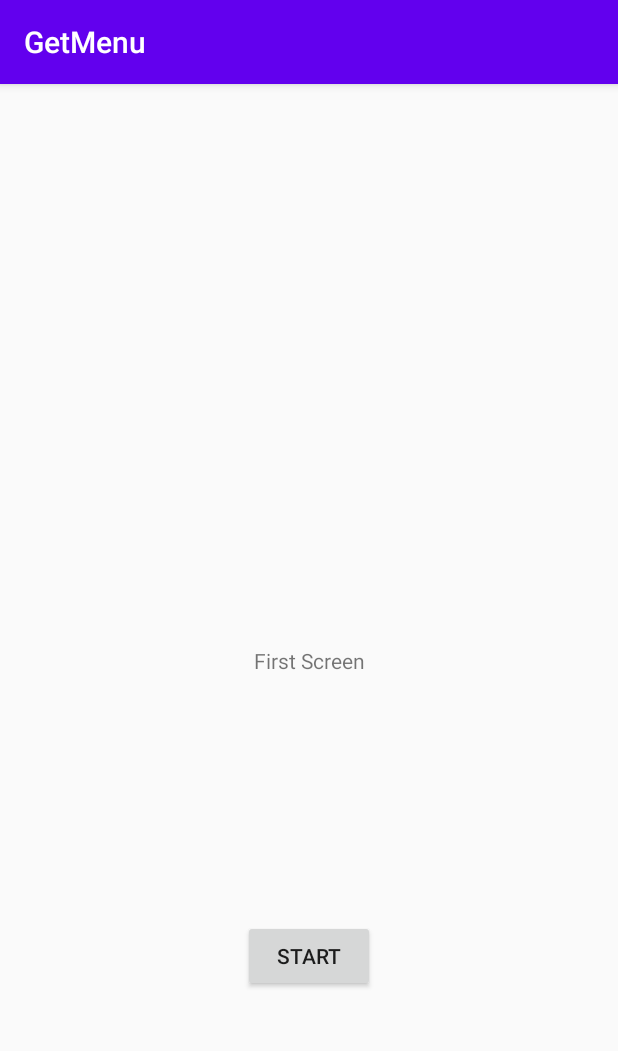
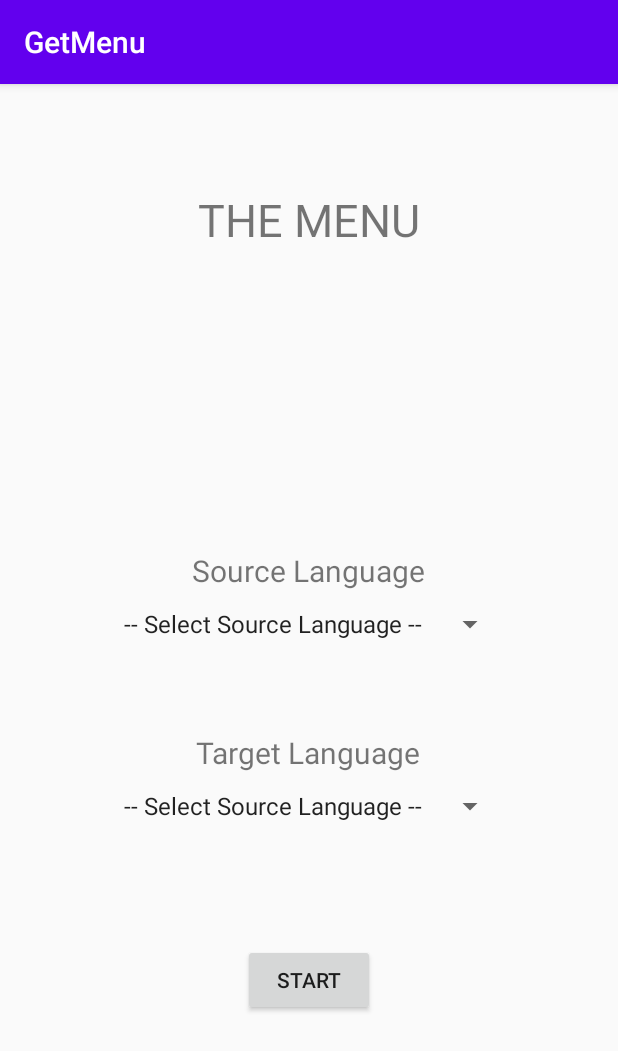
Before and after one commit to Shin-Hansol/TheMenu, an Android app: the screen it shows after launch (MainActivity), on a phone screen of 412 x 824 dp. Shown: the top 1051 px of the screen. Run offline under Robolectric (Android 15) with nearby library versions, the phone set to English and light mode, and no system bars.

Commit message:
Add language selection

```diff
--- a/android/app/src/main/java/com/example/getmenu/MainActivity.java
+++ b/android/app/src/main/java/com/example/getmenu/MainActivity.java
@@ -8,10 +8,17 @@ import androidx.core.content.ContextCompat;
 import androidx.appcompat.app.AppCompatActivity;
 import android.os.Bundle;
 import android.view.View;
+import android.widget.AdapterView;
+import android.widget.ArrayAdapter;
 import android.widget.Button;
+import android.widget.Spinner;
 import android.widget.Toast;
 
 public class MainActivity extends AppCompatActivity {
+    private Spinner srcSpinner, dstSpinner;
+    private String srcLang, dstLang;
+    private ArrayAdapter<String> srcAdapter, dstAdapter;
+    private String[] srcItems, dstItems;
 
     @Override
     protected void onCreate(Bundle savedInstanceState) {
@@ -27,6 +34,40 @@ public class MainActivity extends AppCompatActivity {
             public void onClick(View view) {
                 Intent intent = new Intent(getApplicationContext(), SelectPicture.class);
                 startActivity(intent);
+            }
+        });
+
+        srcItems = getResources().getStringArray(R.array.source_language_array);
+        srcSpinner = findViewById(R.id.spinnerSource);
+        srcAdapter = new ArrayAdapter<String>(this, android.R.layout.simple_spinner_item, srcItems);
+        srcAdapter.setDropDownViewResource(android.R.layout.simple_spinner_dropdown_item);
+        srcSpinner.setAdapter(srcAdapter);
+        srcSpinner.setOnItemSelectedListener(new AdapterView.OnItemSelectedListener() {
+            @Override
+            public void onItemSelected(AdapterView<?> adapterView, View view, int i, long l) {
+                srcLang = srcItems[i];
+            }
+
+            @Override
+            public void onNothingSelected(AdapterView<?> adapterView) {
+
+            }
+        });
+
+        dstItems = getResources().getStringArray(R.array.dest_language_array);
+        dstSpinner = findViewById(R.id.spinnerDest);
+        dstAdapter = new ArrayAdapter<String>(this, android.R.layout.simple_spinner_item, dstItems);
+        dstAdapter.setDropDownViewResource(android.R.layout.simple_spinner_dropdown_item);
+        dstSpinner.setAdapter(dstAdapter);
+        dstSpinner.setOnItemSelectedListener(new AdapterView.OnItemSelectedListener() {
+            @Override
+            public void onItemSelected(AdapterView<?> adapterView, View view, int i, long l) {
+                srcLang = dstItems[i];
+            }
+
+            @Override
+            public void onNothingSelected(AdapterView<?> adapterView) {
+
             }
         });
     }
--- a/android/app/src/main/res/layout/activity_main.xml
+++ b/android/app/src/main/res/layout/activity_main.xml
@@ -1,30 +1,52 @@
 <?xml version="1.0" encoding="utf-8"?>
-<androidx.constraintlayout.widget.ConstraintLayout xmlns:android="http://schemas.android.com/apk/res/android"
+<LinearLayout xmlns:android="http://schemas.android.com/apk/res/android"
     xmlns:app="http://schemas.android.com/apk/res-auto"
-    xmlns:tools="http://schemas.android.com/tools"
+    android:id="@+id/activity_main"
     android:layout_width="match_parent"
     android:layout_height="match_parent"
-    tools:context=".MainActivity">
+    android:gravity="center|top"
+    android:orientation="vertical">
 
     <TextView
         android:id="@+id/text1"
         android:layout_width="wrap_content"
         android:layout_height="wrap_content"
-        android:text="First Screen"
-        app:layout_constraintBottom_toBottomOf="parent"
-        app:layout_constraintLeft_toLeftOf="parent"
-        app:layout_constraintRight_toRightOf="parent"
-        app:layout_constraintTop_toTopOf="parent" />
+        android:layout_marginTop="70dp"
+        android:text="THE MENU"
+        android:textSize="30sp" />
+
+    <TextView
+        android:layout_width="wrap_content"
+        android:layout_height="wrap_content"
+        android:layout_marginTop="200dp"
+        android:text="Source Language"
+        android:textSize="20sp" />
+
+    <Spinner
+        android:id="@+id/spinnerSource"
+        android:layout_marginTop="10dp"
+        android:layout_width="wrap_content"
+        android:layout_height="wrap_content" />
+
+    <TextView
+        android:layout_width="wrap_content"
+        android:layout_height="wrap_content"
+        android:layout_marginTop="60dp"
+        android:text="Target Language"
+        android:textSize="20sp" />
+
+    <Spinner
+        android:id="@+id/spinnerDest"
+        android:layout_marginTop="10dp"
+        android:layout_width="wrap_content"
+        android:layout_height="wrap_content" />
 
     <Button
         android:id="@+id/btn1"
         android:layout_width="wrap_content"
         android:layout_height="wrap_content"
         android:text="Start"
-        app:layout_constraintBottom_toBottomOf="parent"
-        app:layout_constraintLeft_toLeftOf="parent"
-        app:layout_constraintRight_toRightOf="parent"
-        app:layout_constraintTop_toBottomOf="@+id/text1" />
+        android:layout_marginTop="80dp" />
 
 
-</androidx.constraintlayout.widget.ConstraintLayout>
+</LinearLayout>
--- /dev/null
+++ b/android/app/src/main/res/values/array.xml
@@ -0,0 +1,224 @@
+<?xml version="1.0" encoding="utf-8"?>
+<resources>
+    <string-array name="source_language_array">
+        <item>-- Select Source Language --</item>
+        <item>Afrikaans</item>
+        <item>Amharic</item>
+        <item>Arabic</item>
+        <item>Assamese</item>
+        <item>Azerbaijani</item>
+        <item>Azerbaijani - Cyrilic</item>
+        <item>Belarusian</item>
+        <item>Bengali</item>
+        <item>Tibetan</item>
+        <item>Bosnian</item>
+        <item>Breton</item>
+        <item>Bulgarian</item>
+        <item>Catalan; Valencian</item>
+        <item>Cebuano</item>
+        <item>Czech</item>
+        <item>Chinese - Simplified</item>
+        <item>Chinese - Traditional</item>
+        <item>Cherokee</item>
+        <item>Corsican</item>
+        <item>Welsh</item>
+        <item>Danish</item>
+        <item>German</item>
+        <item>Dzongkha</item>
+        <item>English</item>
+        <item>Esperanto</item>
+        <item>Estonian</item>
+        <item>Basque</item>
+        <item>Faroese</item>
+        <item>Persian</item>
+        <item>Filipino</item>
+        <item>Finnish</item>
+        <item>French</item>
+        <item>German - Fraktur</item>
+        <item>Western Frisian</item>
+        <item>Scottish Gaelic</item>
+        <item>Irish</item>
+        <item>Galician</item>
+        <item>Gujarati</item>
+        <item>Haitian</item>
+        <item>Hebrew</item>
+        <item>Hindi</item>
+        <item>Croatian</item>
+        <item>Hungarian</item>
+        <item>Armenian</item>
+        <item>Inuktitut</item>
+        <item>Indonesian</item>
+        <item>Icelandic</item>
+        <item>Italian</item>
+        <item>Javanese</item>
+        <item>Japanese</item>
+        <item>Kannada</item>
+        <item>Georgian</item>
+        <item>Kazakh</item>
+        <item>Kirghiz</item>
+        <item>Kurmanji</item>
+        <item>Korean</item>
+        <item>Lao</item>
+        <item>Latin</item>
+        <item>Latvian</item>
+        <item>Lithuanian</item>
+        <item>Luxembourgish</item>
+        <item>Malayalam</item>
+        <item>Marathi</item>
+        <item>Macedonian</item>
+        <item>Maltese</item>
+        <item>Mongolian</item>
+        <item>Maori</item>
+        <item>Malay</item>
+        <item>Burmese</item>
+        <item>Nepali</item>
+        <item>Dutch</item>
+        <item>Norwegian</item>
+        <item>Occitan</item>
+        <item>Oriya</item>
+        <item>Panjabi</item>
+        <item>Polish</item>
+        <item>Portuguese</item>
+        <item>Pushto</item>
+        <item>Quechua</item>
+        <item>Romanian</item>
+        <item>Russian</item>
+        <item>Sanskrit</item>
+        <item>Sinhala</item>
+        <item>Slovak</item>
+        <item>Slovenian</item>
+        <item>Sindhi</item>
+        <item>Spanish</item>
+        <item>Albanian</item>
+        <item>Serbian</item>
+        <item>Sundanese</item>
+        <item>Swahili</item>
+        <item>Swedish</item>
+        <item>Syriac</item>
+        <item>Tamil</item>
+        <item>Tatar</item>
+        <item>Telugu</item>
+        <item>Tajik</item>
+        <item>Thai</item>
+        <item>Tigrinya</item>
+        <item>Tonga</item>
+        <item>Turkish</item>
+        <item>Uighur</item>
+        <item>Ukrainian</item>
+        <item>Urdu</item>
+        <item>Uzbek</item>
+        <item>Vietnamese</item>
+        <item>Yiddish</item>
+        <item>Yoruba</item>
+    </string-array>
+
+    <string-array name="dest_language_array">
+        <item>-- Select Source Language --</item>
+        <item>afrikaans</item>
+        <item>albanian</item>
+        <item>amharic</item>
+        <item>arabic</item>
+        <item>armenian</item>
+        <item>azerbaijani</item>
+        <item>basque</item>
+        <item>belarusian</item>
+        <item>bengali</item>
+        <item>bosnian</item>
+        <item>bulgarian</item>
+        <item>catalan</item>
+        <item>cebuano</item>
+        <item>chichewa</item>
+        <item>chinese (simplified)</item>
+        <item>chinese (traditional)</item>
+        <item>corsican</item>
+        <item>croatian</item>
+        <item>czech</item>
+        <item>danish</item>
+        <item>dutch</item>
+        <item>english</item>
+        <item>esperanto</item>
+        <item>estonian</item>
+        <item>filipino</item>
+        <item>finnish</item>
+        <item>french</item>
+        <item>frisian</item>
+        <item>galician</item>
+        <item>georgian</item>
+        <item>german</item>
+        <item>greek</item>
+        <item>gujarati</item>
+        <item>haitian creole</item>
+        <item>hausa</item>
+        <item>hawaiian</item>
+        <item>hebrew</item>
+        <item>hindi</item>
+        <item>hmong</item>
+        <item>hungarian</item>
+        <item>icelandic</item>
+        <item>igbo</item>
+        <item>indonesian</item>
+        <item>irish</item>
+        <item>italian</item>
+        <item>japanese</item>
+        <item>javanese</item>
+        <item>kannada</item>
+        <item>kazakh</item>
+        <item>khmer</item>
+        <item>korean</item>
+        <item>kurdish (kurmanji)</item>
+        <item>kyrgyz</item>
+        <item>lao</item>
+        <item>latin</item>
+        <item>latvian</item>
+        <item>lithuanian</item>
+        <item>luxembourgish</item>
+        <item>macedonian</item>
+        <item>malagasy</item>
+        <item>malay</item>
+        <item>malayalam</item>
+        <item>maltese</item>
+        <item>maori</item>
+        <item>marathi</item>
+        <item>mongolian</item>
+        <item>myanmar (burmese)</item>
+        <item>nepali</item>
+        <item>norwegian</item>
+        <item>odia</item>
+        <item>pashto</item>
+        <item>persian</item>
+        <item>polish</item>
+        <item>portuguese</item>
+        <item>punjabi</item>
+        <item>romanian</item>
+        <item>russian</item>
+        <item>samoan</item>
+        <item>scots gaelic</item>
+        <item>serbian</item>
+        <item>sesotho</item>
+        <item>shona</item>
+        <item>sindhi</item>
+        <item>sinhala</item>
+        <item>slovak</item>
+        <item>slovenian</item>
+        <item>somali</item>
+        <item>spanish</item>
+        <item>sundanese</item>
+        <item>swahili</item>
+        <item>swedish</item>
+        <item>tajik</item>
+        <item>tamil</item>
+        <item>telugu</item>
+        <item>thai</item>
+        <item>turkish</item>
+        <item>ukrainian</item>
+        <item>urdu</item>
+        <item>uyghur</item>
+        <item>uzbek</item>
+        <item>vietnamese</item>
+        <item>welsh</item>
+        <item>xhosa</item>
+        <item>yiddish</item>
+        <item>yoruba</item>
+        <item>zulu</item>
+    </string-array>
+</resources>
```
